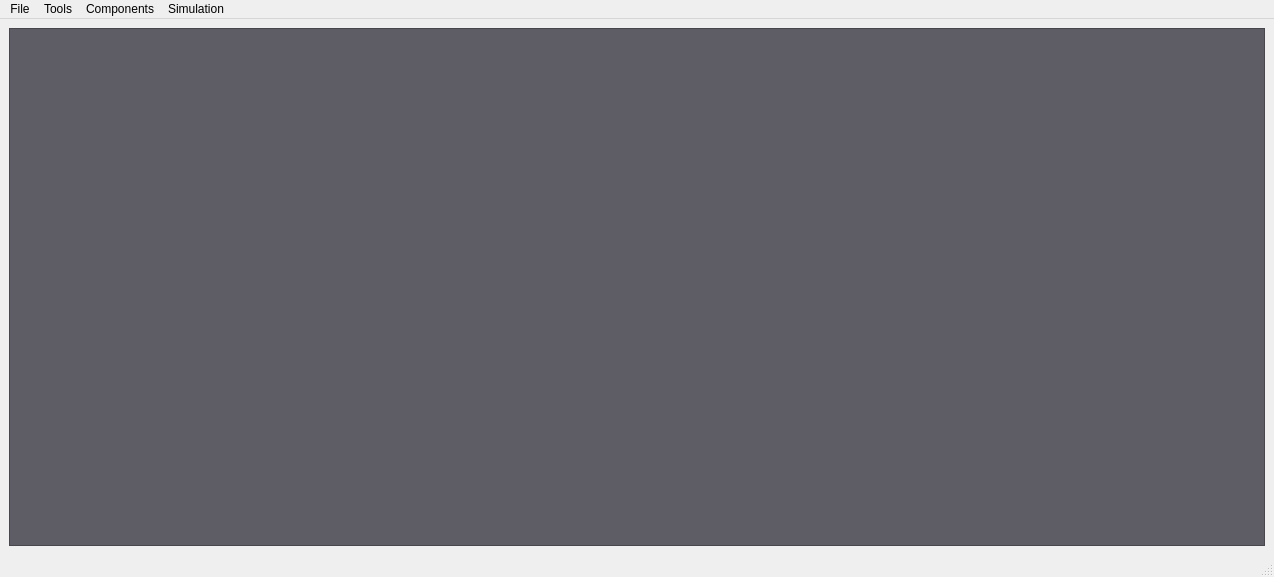
Old version of the form ui/main_window.ui in the repository notTypecast/LogicSim.
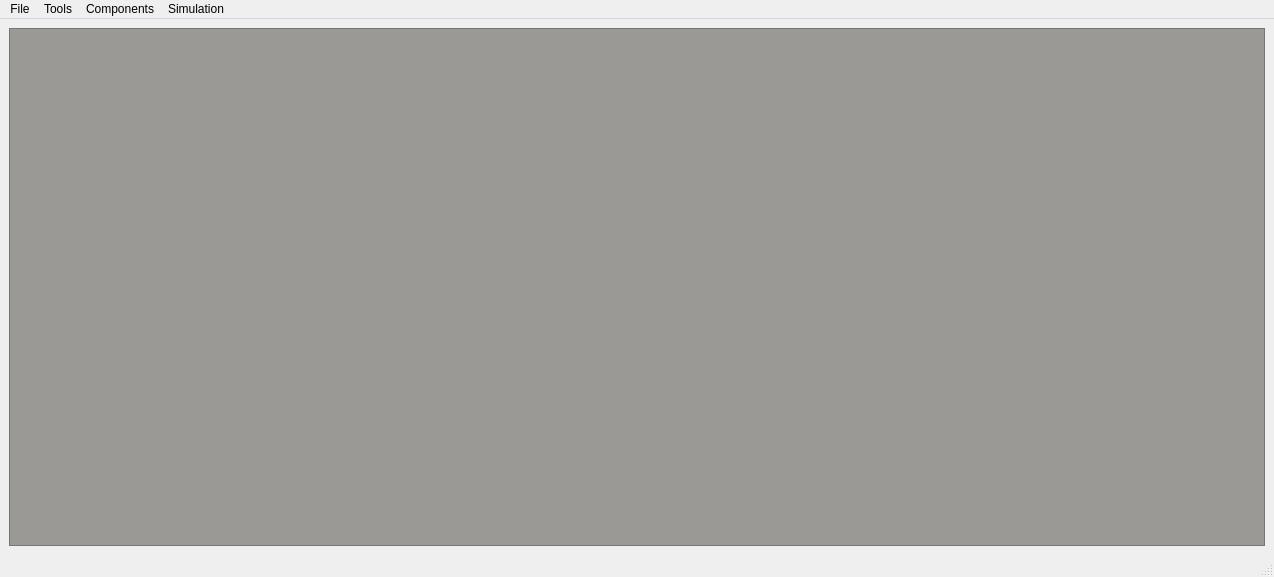
New version of the form. Custom widgets are drawn as their Qt base class.

```diff
--- a/ui/main_window.ui
+++ b/ui/main_window.ui
@@ -23,63 +23,63 @@
          <colorrole role="WindowText">
           <brush brushstyle="SolidPattern">
            <color alpha="255">
-            <red>255</red>
-            <green>255</green>
-            <blue>255</blue>
+            <red>0</red>
+            <green>0</green>
+            <blue>0</blue>
            </color>
           </brush>
          </colorrole>
          <colorrole role="Button">
           <brush brushstyle="SolidPattern">
            <color alpha="255">
-            <red>94</red>
-            <green>92</green>
-            <blue>100</blue>
+            <red>154</red>
+            <green>153</green>
+            <blue>150</blue>
            </color>
           </brush>
          </colorrole>
          <colorrole role="Light">
           <brush brushstyle="SolidPattern">
            <color alpha="255">
-            <red>141</red>
-            <green>138</green>
-            <blue>150</blue>
+            <red>231</red>
+            <green>230</green>
+            <blue>225</blue>
            </color>
           </brush>
          </colorrole>
          <colorrole role="Midlight">
           <brush brushstyle="SolidPattern">
            <color alpha="255">
-            <red>117</red>
-            <green>115</green>
-            <blue>125</blue>
+            <red>192</red>
+            <green>191</green>
+            <blue>187</blue>
            </color>
           </brush>
          </colorrole>
          <colorrole role="Dark">
           <brush brushstyle="SolidPattern">
            <color alpha="255">
-            <red>47</red>
-            <green>46</green>
-            <blue>50</blue>
+            <red>77</red>
+            <green>77</green>
+            <blue>75</blue>
            </color>
           </brush>
          </colorrole>
          <colorrole role="Mid">
           <brush brushstyle="SolidPattern">
            <color alpha="255">
-            <red>63</red>
-            <green>61</green>
-            <blue>67</blue>
+            <red>103</red>
+            <green>102</green>
+            <blue>100</blue>
            </color>
           </brush>
          </colorrole>
          <colorrole role="Text">
           <brush brushstyle="SolidPattern">
            <color alpha="255">
-            <red>255</red>
-            <green>255</green>
-            <blue>255</blue>
+            <red>0</red>
+            <green>0</green>
+            <blue>0</blue>
            </color>
           </brush>
          </colorrole>
@@ -95,27 +95,27 @@
          <colorrole role="ButtonText">
           <brush brushstyle="SolidPattern">
            <color alpha="255">
-            <red>255</red>
-            <green>255</green>
-            <blue>255</blue>
+            <red>0</red>
+            <green>0</green>
+            <blue>0</blue>
            </color>
           </brush>
          </colorrole>
          <colorrole role="Base">
           <brush brushstyle="SolidPattern">
            <color alpha="255">
-            <red>0</red>
-            <green>0</green>
-            <blue>0</blue>
+            <red>255</red>
+            <green>255</green>
+            <blue>255</blue>
            </color>
           </brush>
          </colorrole>
          <colorrole role="Window">
           <brush brushstyle="SolidPattern">
            <color alpha="255">
-            <red>94</red>
-            <green>92</green>
-            <blue>100</blue>
+            <red>154</red>
+            <green>153</green>
+            <blue>150</blue>
            </color>
           </brush>
          </colorrole>
@@ -131,9 +131,9 @@
          <colorrole role="AlternateBase">
           <brush brushstyle="SolidPattern">
            <color alpha="255">
-            <red>47</red>
-            <green>46</green>
-            <blue>50</blue>
+            <red>204</red>
+            <green>204</green>
+            <blue>202</blue>
            </color>
           </brush>
          </colorrole>
@@ -158,9 +158,9 @@
          <colorrole role="PlaceholderText">
           <brush brushstyle="SolidPattern">
            <color alpha="128">
-            <red>255</red>
-            <green>255</green>
-            <blue>255</blue>
+            <red>0</red>
+            <green>0</green>
+            <blue>0</blue>
            </color>
           </brush>
          </colorrole>
@@ -169,63 +169,63 @@
          <colorrole role="WindowText">
           <brush brushstyle="SolidPattern">
            <color alpha="255">
-            <red>255</red>
-            <green>255</green>
-            <blue>255</blue>
+            <red>0</red>
+            <green>0</green>
+            <blue>0</blue>
            </color>
           </brush>
          </colorrole>
          <colorrole role="Button">
           <brush brushstyle="SolidPattern">
            <color alpha="255">
-            <red>94</red>
-            <green>92</green>
-            <blue>100</blue>
+            <red>154</red>
+            <green>153</green>
+            <blue>150</blue>
            </color>
           </brush>
          </colorrole>
          <colorrole role="Light">
           <brush brushstyle="SolidPattern">
            <color alpha="255">
-            <red>141</red>
-            <green>138</green>
-            <blue>150</blue>
+            <red>231</red>
+            <green>230</green>
+            <blue>225</blue>
            </color>
           </brush>
          </colorrole>
          <colorrole role="Midlight">
           <brush brushstyle="SolidPattern">
            <color alpha="255">
-            <red>117</red>
-            <green>115</green>
-            <blue>125</blue>
+            <red>192</red>
+            <green>191</green>
+            <blue>187</blue>
            </color>
           </brush>
          </colorrole>
          <colorrole role="Dark">
           <brush brushstyle="SolidPattern">
            <color alpha="255">
-            <red>47</red>
-            <green>46</green>
-            <blue>50</blue>
+            <red>77</red>
+            <green>77</green>
+            <blue>75</blue>
            </color>
           </brush>
          </colorrole>
          <colorrole role="Mid">
           <brush brushstyle="SolidPattern">
            <color alpha="255">
-            <red>63</red>
-            <green>61</green>
-            <blue>67</blue>
+            <red>103</red>
+            <green>102</green>
+            <blue>100</blue>
            </color>
           </brush>
          </colorrole>
          <colorrole role="Text">
           <brush brushstyle="SolidPattern">
            <color alpha="255">
-            <red>255</red>
-            <green>255</green>
-            <blue>255</blue>
+            <red>0</red>
+            <green>0</green>
+            <blue>0</blue>
            </color>
           </brush>
          </colorrole>
@@ -241,27 +241,27 @@
          <colorrole role="ButtonText">
           <brush brushstyle="SolidPattern">
            <color alpha="255">
-            <red>255</red>
-            <green>255</green>
-            <blue>255</blue>
+            <red>0</red>
+            <green>0</green>
+            <blue>0</blue>
            </color>
           </brush>
          </colorrole>
          <colorrole role="Base">
           <brush brushstyle="SolidPattern">
            <color alpha="255">
-            <red>0</red>
-            <green>0</green>
-            <blue>0</blue>
+            <red>255</red>
+            <green>255</green>
+            <blue>255</blue>
            </color>
           </brush>
          </colorrole>
          <colorrole role="Window">
           <brush brushstyle="SolidPattern">
            <color alpha="255">
-            <red>94</red>
-            <green>92</green>
-            <blue>100</blue>
+            <red>154</red>
+            <green>153</green>
+            <blue>150</blue>
            </color>
           </brush>
          </colorrole>
@@ -277,9 +277,9 @@
          <colorrole role="AlternateBase">
           <brush brushstyle="SolidPattern">
            <color alpha="255">
-            <red>47</red>
-            <green>46</green>
-            <blue>50</blue>
+            <red>204</red>
+            <green>204</green>
+            <blue>202</blue>
            </color>
           </brush>
          </colorrole>
@@ -304,9 +304,9 @@
          <colorrole role="PlaceholderText">
           <brush brushstyle="SolidPattern">
            <color alpha="128">
-            <red>255</red>
-            <green>255</green>
-            <blue>255</blue>
+            <red>0</red>
+            <green>0</green>
+            <blue>0</blue>
            </color>
           </brush>
          </colorrole>
@@ -315,63 +315,63 @@
          <colorrole role="WindowText">
           <brush brushstyle="SolidPattern">
            <color alpha="255">
-            <red>47</red>
-            <green>46</green>
-            <blue>50</blue>
+            <red>77</red>
+            <green>77</green>
+            <blue>75</blue>
            </color>
           </brush>
          </colorrole>
          <colorrole role="Button">
           <brush brushstyle="SolidPattern">
            <color alpha="255">
-            <red>94</red>
-            <green>92</green>
-            <blue>100</blue>
+            <red>154</red>
+            <green>153</green>
+            <blue>150</blue>
            </color>
           </brush>
          </colorrole>
          <colorrole role="Light">
           <brush brushstyle="SolidPattern">
            <color alpha="255">
-            <red>141</red>
-            <green>138</green>
-            <blue>150</blue>
+            <red>231</red>
+            <green>230</green>
+            <blue>225</blue>
            </color>
           </brush>
          </colorrole>
          <colorrole role="Midlight">
           <brush brushstyle="SolidPattern">
            <color alpha="255">
-            <red>117</red>
-            <green>115</green>
-            <blue>125</blue>
+            <red>192</red>
+            <green>191</green>
+            <blue>187</blue>
            </color>
           </brush>
          </colorrole>
          <colorrole role="Dark">
           <brush brushstyle="SolidPattern">
            <color alpha="255">
-            <red>47</red>
-            <green>46</green>
-            <blue>50</blue>
+            <red>77</red>
+            <green>77</green>
+            <blue>75</blue>
            </color>
           </brush>
          </colorrole>
          <colorrole role="Mid">
           <brush brushstyle="SolidPattern">
            <color alpha="255">
-            <red>63</red>
-            <green>61</green>
-            <blue>67</blue>
+            <red>103</red>
+            <green>102</green>
+            <blue>100</blue>
            </color>
           </brush>
          </colorrole>
          <colorrole role="Text">
           <brush brushstyle="SolidPattern">
            <color alpha="255">
-            <red>47</red>
-            <green>46</green>
-            <blue>50</blue>
+            <red>77</red>
+            <green>77</green>
+            <blue>75</blue>
            </color>
           </brush>
          </colorrole>
@@ -387,27 +387,27 @@
          <colorrole role="ButtonText">
           <brush brushstyle="SolidPattern">
            <color alpha="255">
-            <red>47</red>
-            <green>46</green>
-            <blue>50</blue>
+            <red>77</red>
+            <green>77</green>
+            <blue>75</blue>
            </color>
           </brush>
          </colorrole>
          <colorrole role="Base">
           <brush brushstyle="SolidPattern">
            <color alpha="255">
-            <red>94</red>
-            <green>92</green>
-            <blue>100</blue>
+            <red>154</red>
+            <green>153</green>
+            <blue>150</blue>
            </color>
           </brush>
          </colorrole>
          <colorrole role="Window">
           <brush brushstyle="SolidPattern">
            <color alpha="255">
-            <red>94</red>
-            <green>92</green>
-            <blue>100</blue>
+            <red>154</red>
+            <green>153</green>
+            <blue>150</blue>
            </color>
           </brush>
          </colorrole>
@@ -423,9 +423,9 @@
          <colorrole role="AlternateBase">
           <brush brushstyle="SolidPattern">
            <color alpha="255">
-            <red>94</red>
-            <green>92</green>
-            <blue>100</blue>
+            <red>154</red>
+            <green>153</green>
+            <blue>150</blue>
            </color>
           </brush>
          </colorrole>
@@ -450,15 +450,18 @@
          <colorrole role="PlaceholderText">
           <brush brushstyle="SolidPattern">
            <color alpha="128">
-            <red>255</red>
-            <green>255</green>
-            <blue>255</blue>
+            <red>0</red>
+            <green>0</green>
+            <blue>0</blue>
            </color>
           </brush>
          </colorrole>
         </disabled>
        </palette>
       </property>
+      <property name="autoFillBackground">
+       <bool>false</bool>
+      </property>
       <property name="widgetResizable">
        <bool>true</bool>
       </property>
```
Left out of the diff: 18 changed lines with no effect on the pictures.
